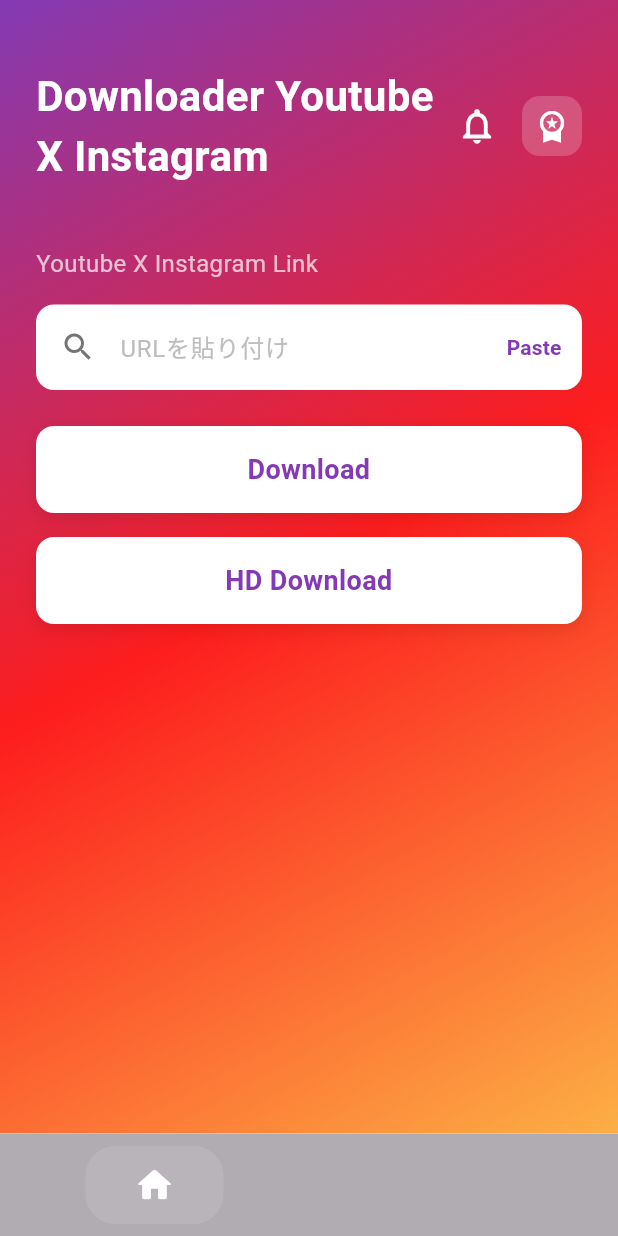
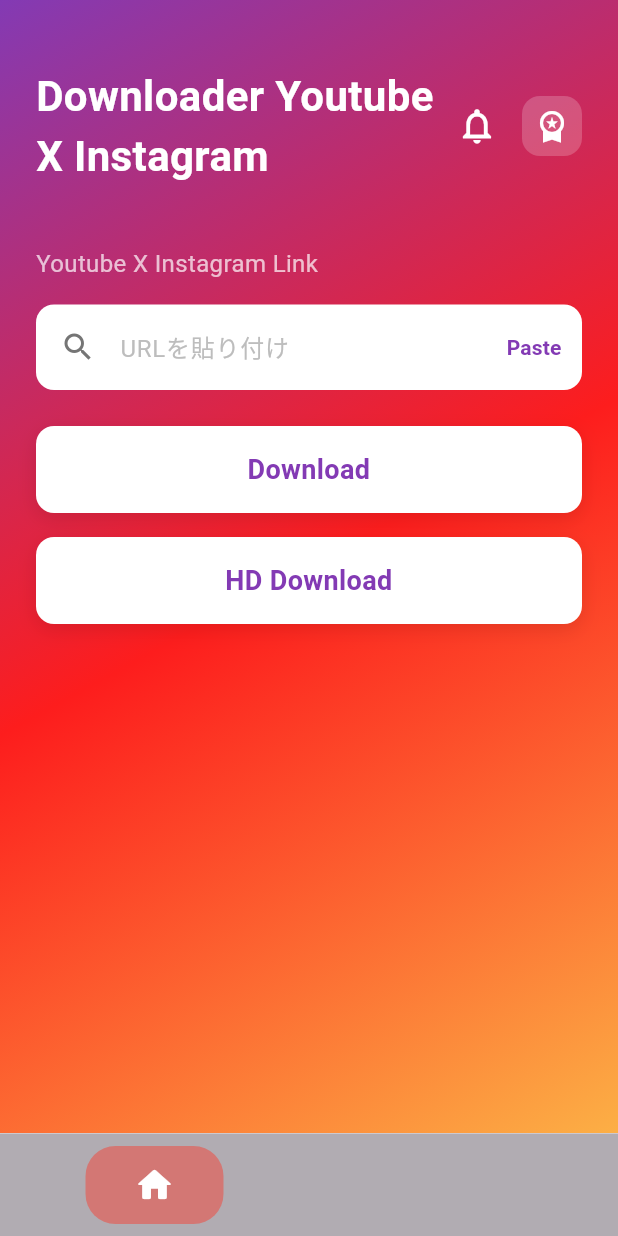
Before and after one commit to Mitchy03/video-saver-app, a Flutter app: the screen it shows after launch, on a phone screen of 412 x 824 dp. Run offline on Flutter 3.47's test engine with Material 3 defaults, Android fonts, the phone set to English and light mode, and no system bars; drawn by our look-alikes of flutter_animate; our stand-ins replace confetti, google_mobile_ads, shared_preferences; missing offline and left inert: process_run, purchases_flutter.

Commit message:
Add debug colors for bottom navigation items

```diff
--- a/lib/screens/download_screen.dart
+++ b/lib/screens/download_screen.dart
@@ -196,7 +196,9 @@ class _ModernDownloadScreenState extends State<ModernDownloadScreen>
       child: Container(
         padding: EdgeInsets.symmetric(horizontal: 32, vertical: 12),
         decoration: BoxDecoration(
-          color: isSelected ? Colors.white.withOpacity(0.1) : Colors.transparent,
+          color: index == 0
+              ? Colors.red.withOpacity(0.5) // ホーム：赤
+              : Colors.blue.withOpacity(0.5), // 履歴：青
           borderRadius: BorderRadius.circular(20),
         ),
         child: Icon(
```
